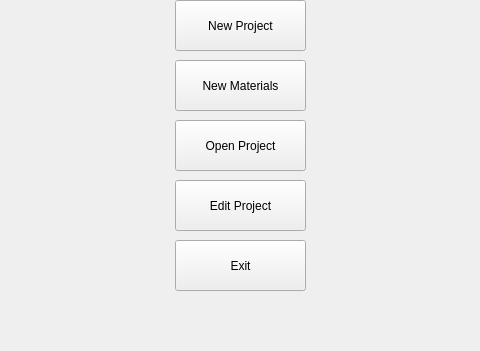
First picture: the form in TrekStar/mainwindow.ui, repository SteffWalker/Project-System, before the edit; both pictures show x 215 to 695 and y 97 to 448 of the 896 by 551 pixel window.
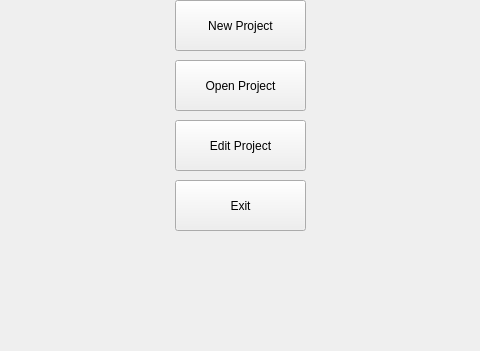
Second picture: the form after the edit.

What changed in the file:
```diff
--- a/TrekStar/mainwindow.ui
+++ b/TrekStar/mainwindow.ui
@@ -41,7 +41,7 @@
     <property name="geometry">
      <rect>
       <x>390</x>
-      <y>200</y>
+      <y>140</y>
       <width>131</width>
       <height>51</height>
      </rect>
@@ -67,7 +67,7 @@
     <property name="geometry">
      <rect>
       <x>390</x>
-      <y>260</y>
+      <y>200</y>
       <width>131</width>
       <height>51</height>
      </rect>
@@ -80,7 +80,7 @@
     <property name="geometry">
      <rect>
       <x>390</x>
-      <y>320</y>
+      <y>260</y>
       <width>131</width>
       <height>51</height>
      </rect>
@@ -89,19 +89,6 @@
      <string>Exit</string>
     </property>
    </widget>
-   <widget class="QPushButton" name="pushButton_5">
-    <property name="geometry">
-     <rect>
-      <x>390</x>
-      <y>140</y>
-      <width>131</width>
-      <height>51</height>
-     </rect>
-    </property>
-    <property name="text">
-     <string>New Materials</string>
-    </property>
-   </widget>
   </widget>
   <widget class="QMenuBar" name="menuBar">
    <property name="geometry">
```
Left out of the diff: 2 changed lines with no effect on the pictures.
